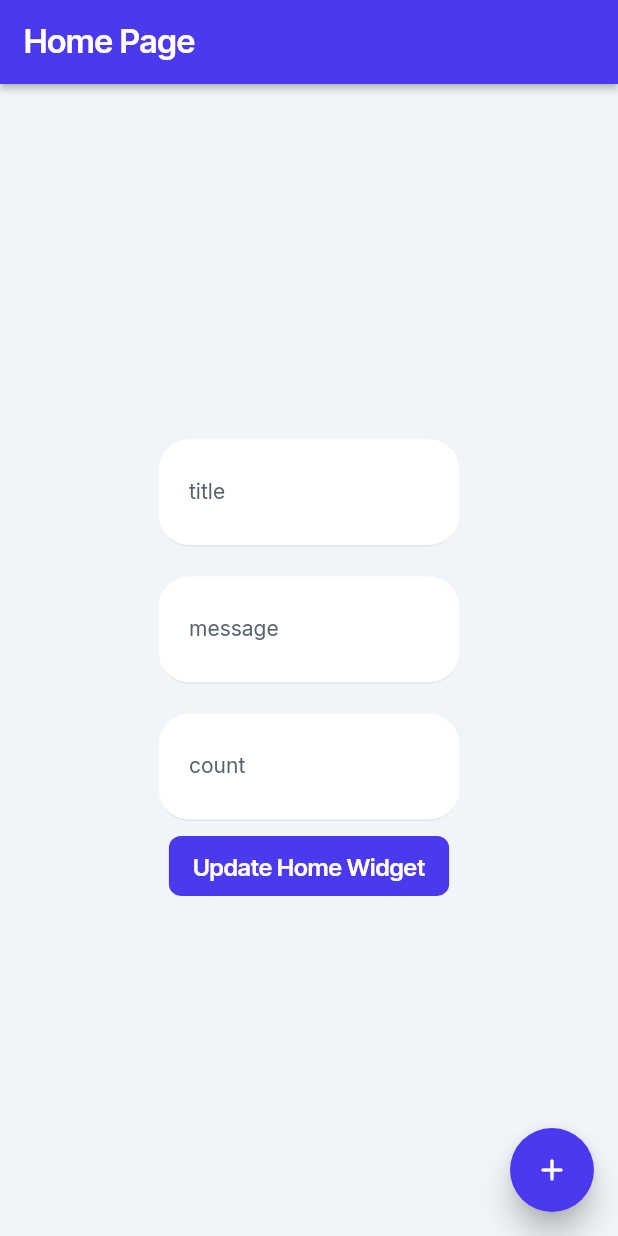
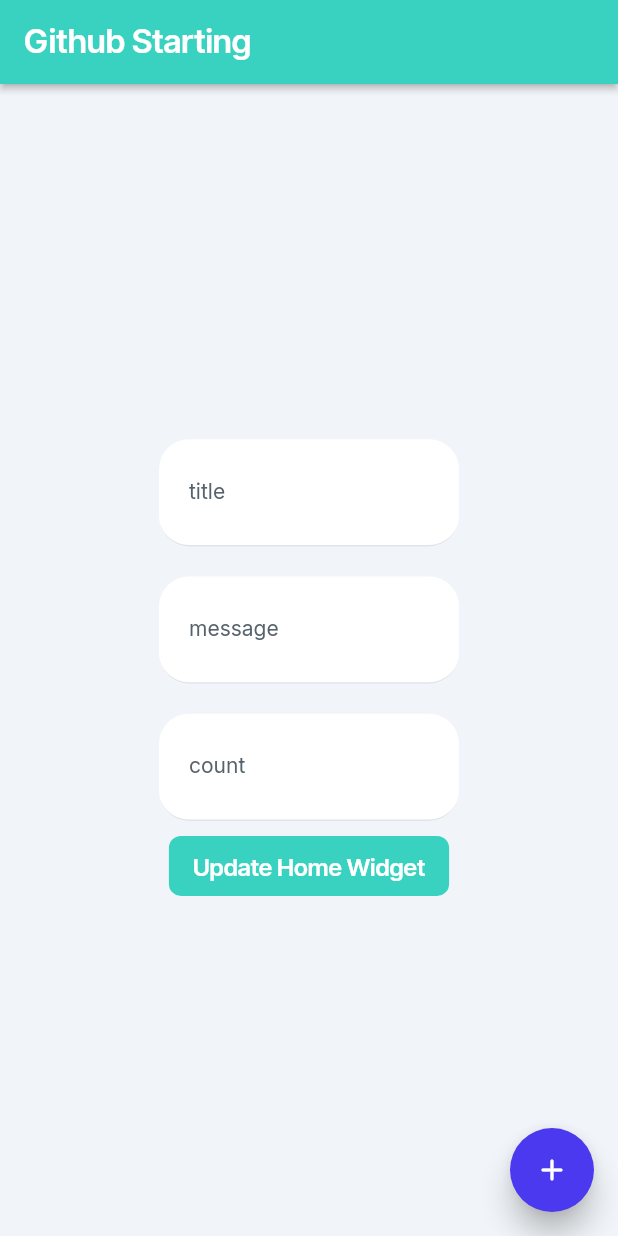
Before and after one commit to Dev-Muhammad-Junaid/home-screen-widget, a Flutter app: the screen it shows after launch, on a phone screen of 412 x 824 dp. Run offline on Flutter 3.47's test engine with Material 3 defaults, Android fonts, the phone set to English and light mode, and no system bars; drawn by our look-alikes of auto_size_text; our stand-ins replace cloud_firestore, firebase_core, font_awesome_flutter, from_css_color, go_router, google_fonts and 3 more; missing offline and left inert: home_widget, json_path; accounts and stored records are empty.

Commit message:
Github Actions Test

```diff
--- a/lib/pages/home_page/home_page_widget.dart
+++ b/lib/pages/home_page/home_page_widget.dart
@@ -68,10 +68,10 @@ class _HomePageWidgetState extends State<HomePageWidget> {
           ),
         ),
         appBar: AppBar(
-          backgroundColor: FlutterFlowTheme.of(context).primary,
+          backgroundColor: FlutterFlowTheme.of(context).secondary,
           automaticallyImplyLeading: false,
           title: Text(
-            'Home Page',
+            'Github Starting',
             style: FlutterFlowTheme.of(context).headlineMedium.override(
                   font: GoogleFonts.interTight(
                     fontWeight:
@@ -430,7 +430,7 @@ class _HomePageWidgetState extends State<HomePageWidget> {
                         EdgeInsetsDirectional.fromSTEB(16.0, 0.0, 16.0, 0.0),
                     iconPadding:
                         EdgeInsetsDirectional.fromSTEB(0.0, 0.0, 0.0, 0.0),
-                    color: FlutterFlowTheme.of(context).primary,
+                    color: FlutterFlowTheme.of(context).secondary,
                     textStyle: FlutterFlowTheme.of(context).titleSmall.override(
                           font: GoogleFonts.interTight(
                             fontWeight: FlutterFlowTheme.of(context)
```
